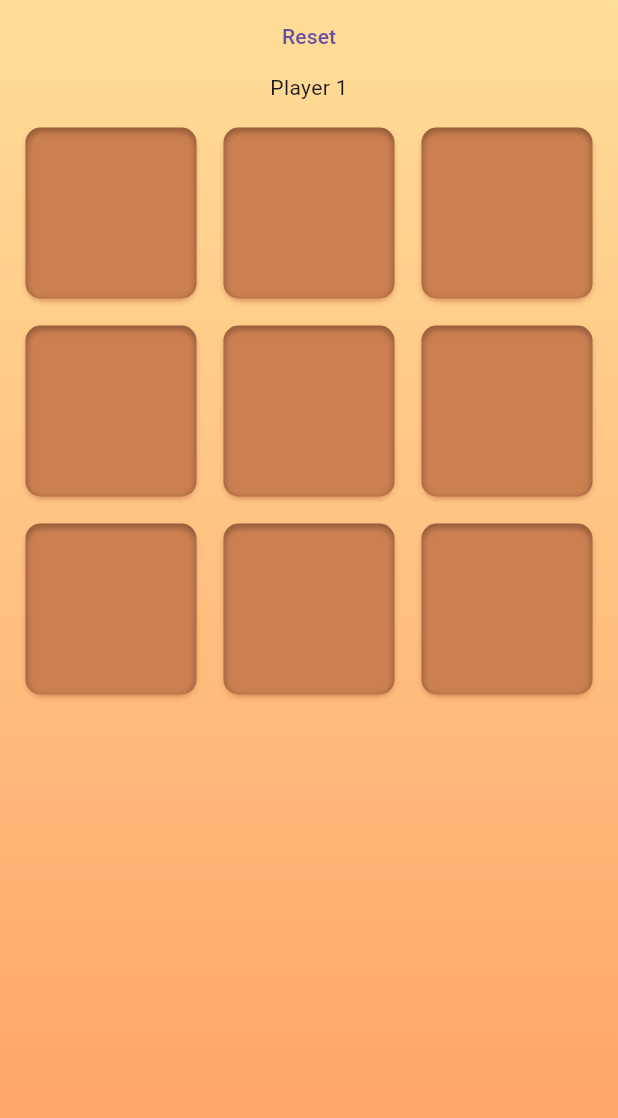
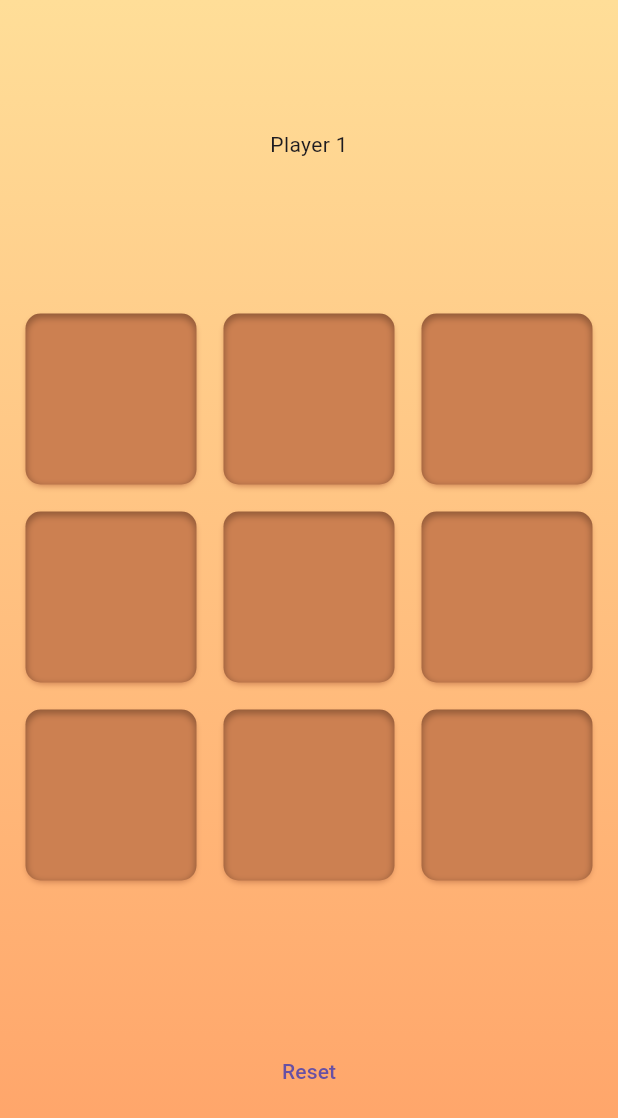
Before and after one commit to Quantompixel/mobile_tic_tac_toe, a Flutter app: the screen it shows after launch, after a tap on "Reset", on a phone screen of 412 x 824 dp. Shown: the top 1118 px of the screen. Run offline on Flutter 3.47's test engine with Material 3 defaults, Android fonts, the phone set to English and light mode, and no system bars; our stand-ins replace flutter_svg.

Commit message:
aligned tictactoe field correctly

```diff
--- a/lib/tic_tac_toe.dart
+++ b/lib/tic_tac_toe.dart
@@ -20,19 +20,15 @@ class _TicTacToeState extends State<TicTacToe> {
     return Stack(
       children: [
         Column(
+          mainAxisAlignment: MainAxisAlignment.spaceEvenly,
           children: [
-            TextButton(
-              onPressed: () {
-                setState(() {
-                  reset();
-                });
-              },
-              child: Text('Reset'),
-            ),
             Text('Player ${(playerId + 1).toString()}'),
-            Expanded(
+            Flexible(
+              fit: FlexFit.loose,
               child: GridView.builder(
                 padding: const EdgeInsets.all(12),
+                shrinkWrap: true,
+                physics: NeverScrollableScrollPhysics(),
                 gridDelegate: const SliverGridDelegateWithFixedCrossAxisCount(
                   crossAxisCount: 3,
                   mainAxisSpacing: 8,
@@ -50,6 +46,14 @@ class _TicTacToeState extends State<TicTacToe> {
                   );
                 },
               ),
+            ),
+            TextButton(
+              onPressed: () {
+                setState(() {
+                  reset();
+                });
+              },
+              child: Text('Reset'),
             ),
           ],
         ),
```
